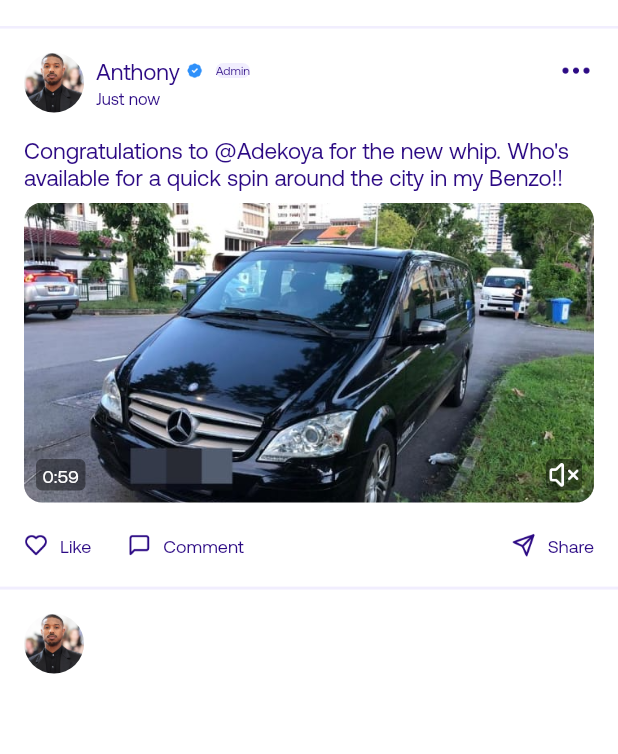
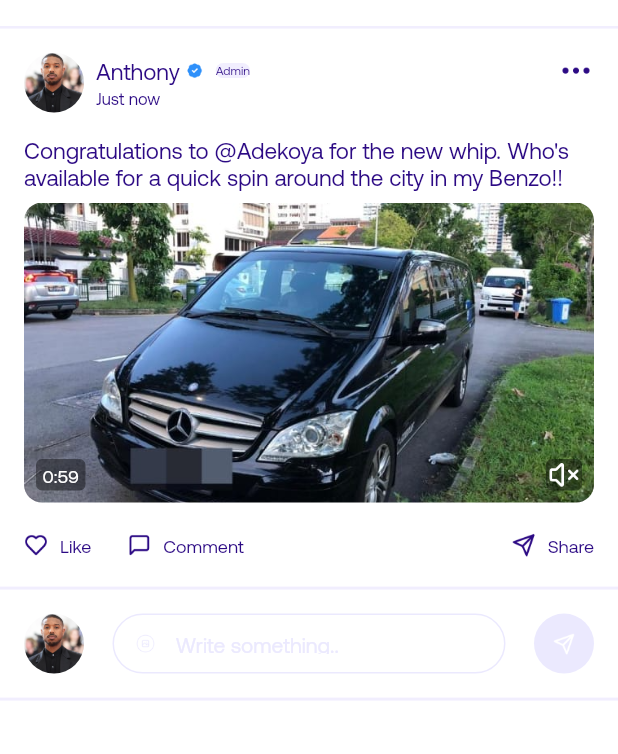
Before and after one commit to obialohenry/assessment_app, a Flutter app: the screen it shows after launch, after a tap on "Continue with Apple ID", on a phone screen of 412 x 824 dp, the part 482-1236 px from its top. Run offline on Flutter 3.47's test engine with Material 3 defaults, Android fonts, the phone set to English and light mode, and no system bars.

Commit message:
buildCommunity Feed Screen

```diff
--- a/lib/cofig/app_colors.dart
+++ b/lib/cofig/app_colors.dart
@@ -10,4 +10,5 @@ class AppColors {
   static const kIndigoViolet = Color(0xff2C0A84);
   static const kSoftLilac = Color(0xffD5CEE6);
   static const kBlack40 = Color(0x66000000);
+  static const kIndigoTint = Color(0xffEBE9FE);
 }
--- a/lib/cofig/app_images.dart
+++ b/lib/cofig/app_images.dart
@@ -24,4 +24,5 @@ class AppImages {
   static const closeIcon = '${_baseUrl}close_icon.png';
   static const pupUpMenuIcon = '${_baseUrl}pop_up_menu_icon.png';
   static const memberImage = '${_baseUrl}member_image.png';
+  static const hintSuffixIcon = '${_baseUrl}comment_hint_suffix_icon.png';
 }
--- a/lib/cofig/app_strings.dart
+++ b/lib/cofig/app_strings.dart
@@ -5,7 +5,7 @@ class AppStrings {
   static const hdrConnectWithYourCommunity = 'Connect with your community wherever you are';
 
   // Form
-  static const hintComment = 'Write something..';
+  static const hintWriteSomething = 'Write something..';
   static const lblSelectPreferredLanguage = "Select your preferred language";
   static const lblLocal = "Local";
   static const lblFeed = "Feed";
@@ -22,7 +22,6 @@ class AppStrings {
   static const btnContinueWithEmail = 'Continue with E-mail';
 
   // Messages
-  static const msgUnhandledStatusCode = 'Unhandled status code';
   static const msgSignupInfo =
       "By signing up, you accept the Terms of Use and Privacy Policy of how we process your data.";
 }
--- a/lib/cofig/app_text_styles.dart
+++ b/lib/cofig/app_text_styles.dart
@@ -65,6 +65,16 @@ class AppTextStyles {
     decoration: TextDecoration.none,
   );
 
+  static const regular = TextStyle(
+    fontFamily: AppStrings.aeonik,
+    fontWeight: FontWeight.w400,
+    fontSize: 14,
+    height: (16 / 14),
+    color: AppColors.kIndigoTint,
+    letterSpacing: 0,
+    decoration: TextDecoration.none,
+  );
+
    static const small = TextStyle(
     fontFamily: AppStrings.aeonik,
     fontWeight: FontWeight.w400,
--- a/lib/view/screens/feed_screen.dart
+++ b/lib/view/screens/feed_screen.dart
@@ -209,9 +209,57 @@ class _CommunityFeedScreenState extends State<CommunityFeedScreen> {
                               padding: const EdgeInsets.symmetric(horizontal: AppSpacing.lg),
                               child: Row(
                                 mainAxisAlignment: MainAxisAlignment.spaceBetween,
-                                children: [AProfileImage()],
+                                children: [
+                                  AProfileImage(),
+                                  Container(
+                                    height: 40,
+                                    width: 262,
+                                    padding: EdgeInsets.only(
+                                      top: AppSpacing.md,
+                                      bottom: AppSpacing.md,
+                                      left: 5,
+                                      right: 5,
+                                    ),
+                                    decoration: BoxDecoration(
+                                      borderRadius: BorderRadius.circular(AppRadius.md),
+                                      border: Border.all(color: AppColors.kIndigoTint),
+                                    ),
+                                    child: Row(
+                                      children: [
+                                        Image.asset(
+                                          AppImages.hintSuffixIcon,
+                                          width: 32,
+                                          height: 32,
+                                        ),
+                                        Gap(AppSpacing.xs),
+                                        TextView(
+                                          text: AppStrings.hintWriteSomething,
+                                          textStyle: AppTextStyles.regular,
+                                        ),
+                                      ],
+                                    ),
+                                  ),
+                                  Container(
+                                    width: 40,
+                                    height: 40,
+                                    decoration: BoxDecoration(
+                                      shape: BoxShape.circle,
+                                      color: AppColors.kIndigoTint,
+                                    ),
+                                    child: Center(
+                                      child: Image.asset(
+                                        AppImages.sendCommentIcon,
+                                        color: AppColors.kWhite,
+                                        width: 15,
+                                        height: 15,
+                                      ),
+                                    ),
+                                  ),
+                                ],
                               ),
                             ),
+                            Gap(AppSpacing.lg),
+                            DividerWidget(height: 2, color: AppColors.kViolet10),
                           ],
                         ),
 
```
Also changed, not shown: assets/images/comment_hint_suffix_icon.png (added).
